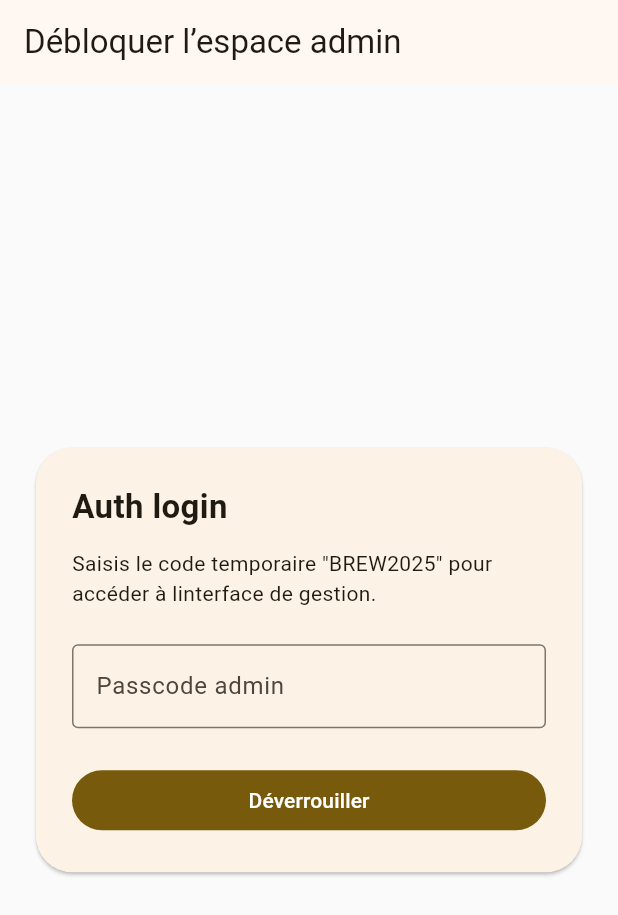
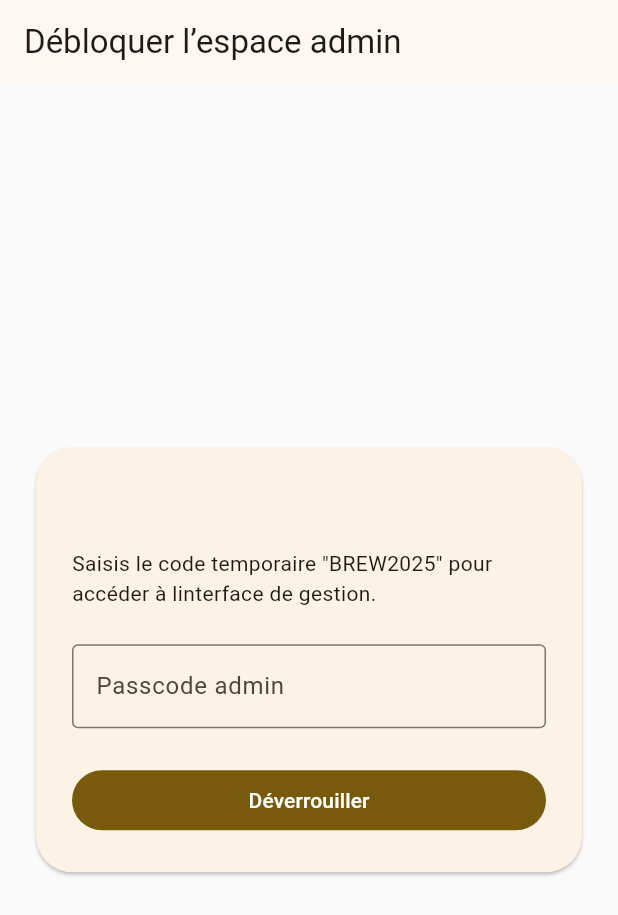
Before and after one commit to Isma693/F25-icola, a Flutter app: the AdminUnlockScreen screen opened by its route, on a phone screen of 412 x 824 dp. Shown: the top 915 px of the screen. Run offline on Flutter 3.47's test engine with Material 3 defaults, Android fonts, the phone set to English and light mode, and no system bars; our stand-ins replace cloud_firestore, firebase_core, go_router; accounts and stored records are empty.

```diff
--- a/brewmatch/lib/screens/admin_unlock_screen.dart
+++ b/brewmatch/lib/screens/admin_unlock_screen.dart
@@ -48,7 +48,7 @@ class _AdminUnlockScreenState extends State<AdminUnlockScreen> {
                   crossAxisAlignment: CrossAxisAlignment.stretch,
                   children: [
                     const Text(
-                      'Auth login',
+                      '',
                       style: TextStyle(fontSize: 22, fontWeight: FontWeight.bold),
                     ),
                     const SizedBox(height: 12),
```
